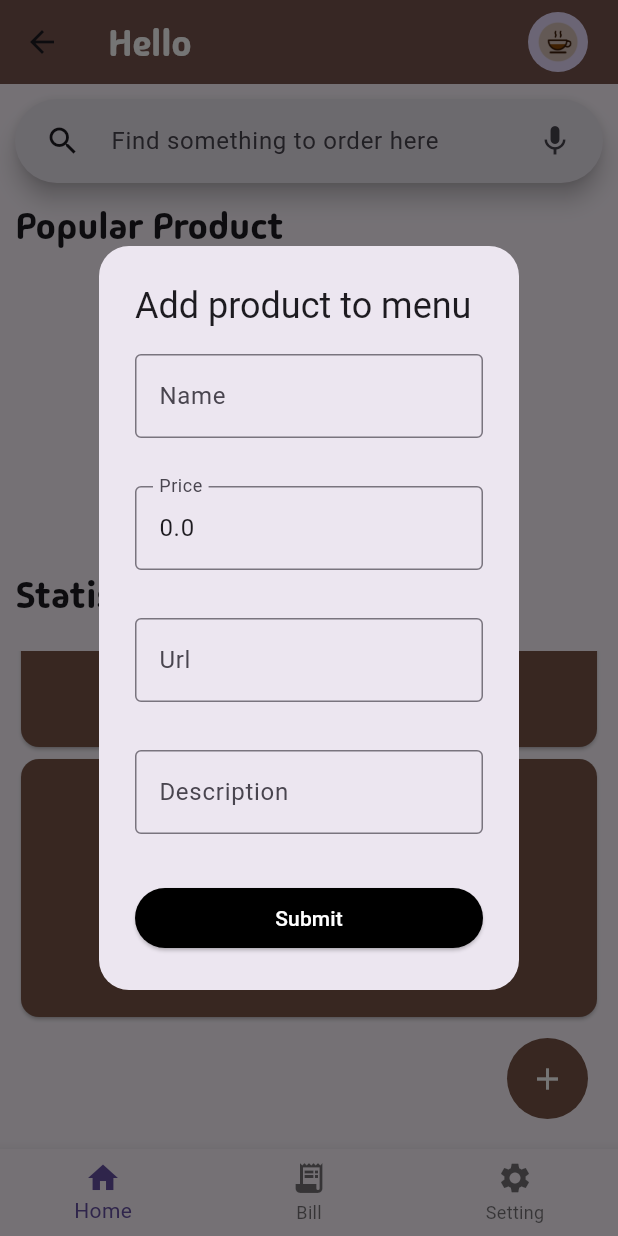
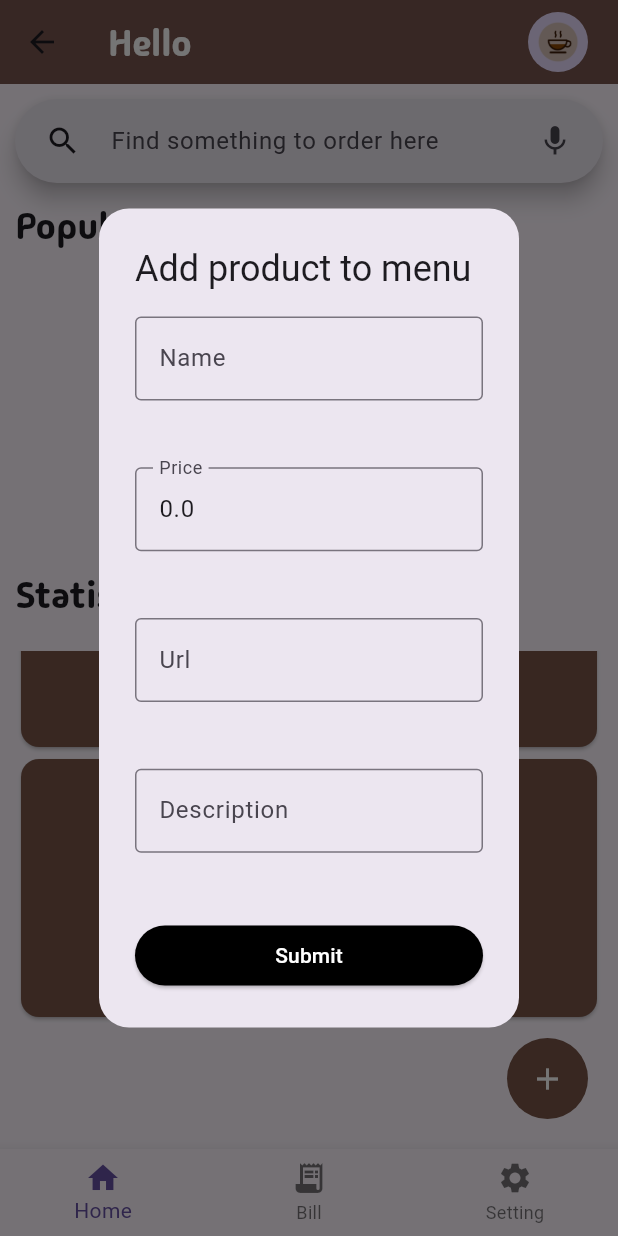
Before and after one commit to ThaiMinhNguyen/coffee-shop, a Flutter app: the AdminHome screen opened by its route, scrolled down 292 dp, after a tap on the "add" icon, on a phone screen of 412 x 824 dp. Run offline on Flutter 3.47's test engine with Material 3 defaults, Android fonts, the phone set to English and light mode, and no system bars; our stand-ins replace carousel_slider, cloud_firestore, dots_indicator, firebase_auth, firebase_core, flutter_spinkit and 3 more; missing offline and left inert: remove_diacritic; accounts and stored records are empty.

Commit message:
fix overflow in admin main page

```diff
--- a/lib/pages/admin_home.dart
+++ b/lib/pages/admin_home.dart
@@ -127,6 +127,7 @@ class _AdminHomeState extends State<AdminHome> {
   @override
   Widget build(BuildContext context) {
     return Scaffold(
+      resizeToAvoidBottomInset: false,
       appBar: AppBar(
         backgroundColor: Colors.brown,
         title: Text(
@@ -199,7 +200,8 @@ class _AdminHomeState extends State<AdminHome> {
 
   getHome() {
     if (searchController.text.isEmpty) {
-      return Column(
+      return Container(
+        child: Column(
           mainAxisAlignment: MainAxisAlignment.start,
           crossAxisAlignment: CrossAxisAlignment.start,
           children: [
@@ -329,6 +331,8 @@ class _AdminHomeState extends State<AdminHome> {
                 ),
               )
             ),
+            Column(
+              children: [
                 Container(
                   margin: EdgeInsets.all(10),
                   alignment: Alignment.bottomRight,
@@ -347,6 +351,9 @@ class _AdminHomeState extends State<AdminHome> {
                   ),
                 ),
               ],
+            ),
+          ],
+        ),
       );
     } else {
       return isLoading
@@ -401,6 +408,7 @@ class _AdminHomeState extends State<AdminHome> {
       context: context,
       builder: (context) {
         return AlertDialog(
+          // scrollable: true,
           shape: RoundedRectangleBorder(
             borderRadius: BorderRadius.all(
               Radius.circular(
@@ -413,7 +421,7 @@ class _AdminHomeState extends State<AdminHome> {
             style: TextStyle(fontSize: 24.0),
           ),
           content: Container(
-            height: 400,
+            height: 450,
             child: Column(
               mainAxisAlignment: MainAxisAlignment.spaceBetween,
               children: [
```
Lines whose indentation alone changed are shown as unchanged.
